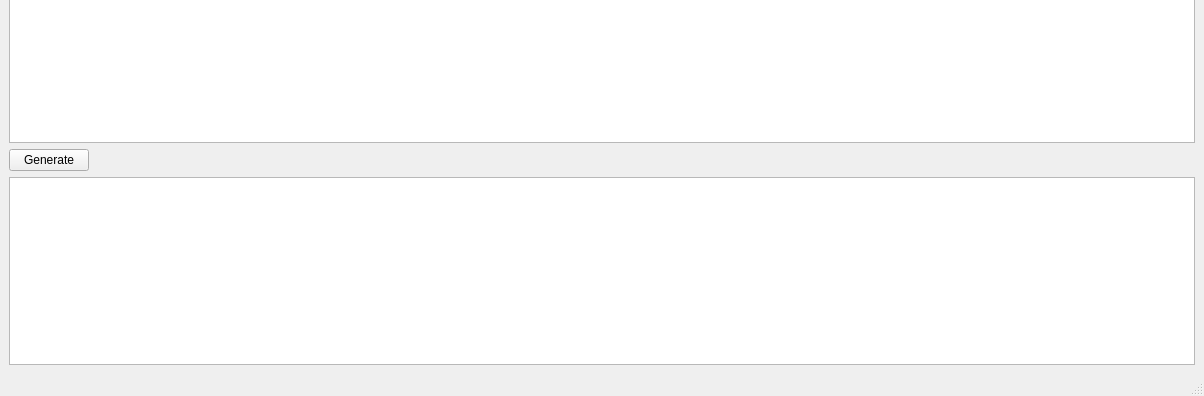
icingerpower/AmazonTemplate2, file gui/MainWindow.ui: the form before one commit; both pictures show x 0 to 1204 and y 555 to 951 of the 1204 by 951 pixel window.
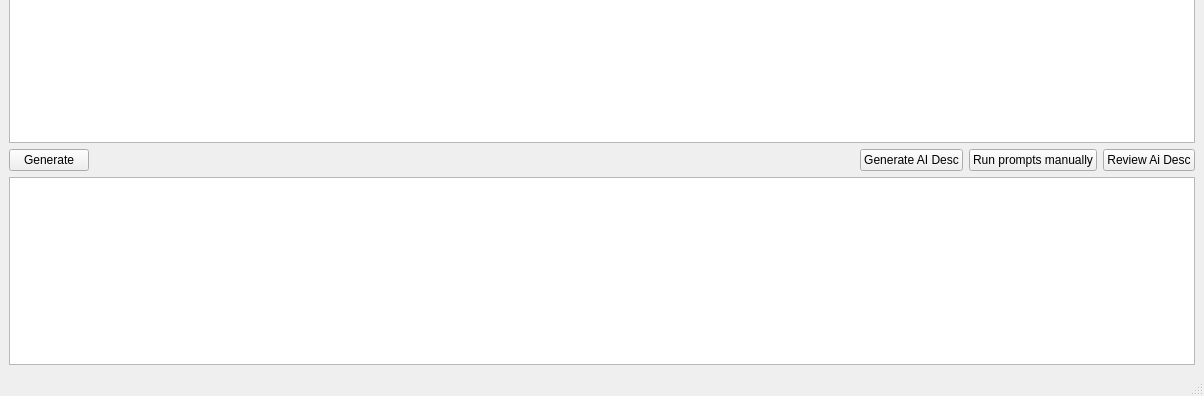
The form after the commit.

Diff of the .ui file:
```diff
--- a/gui/MainWindow.ui
+++ b/gui/MainWindow.ui
@@ -143,9 +143,9 @@
          </widget>
         </item>
         <item>
-         <spacer name="horizontalSpacer">
+         <spacer name="horizontalSpacer_2">
           <property name="orientation">
-           <enum>Qt::Orientation::Horizontal</enum>
+           <enum>Qt::Horizontal</enum>
           </property>
           <property name="sizeHint" stdset="0">
            <size>
@@ -155,6 +155,36 @@
           </property>
          </spacer>
         </item>
+        <item>
+         <widget class="QPushButton" name="buttonGenAiDesc">
+          <property name="toolTip">
+           <string>Generate only AI description</string>
+          </property>
+          <property name="text">
+           <string>Generate AI Desc</string>
+          </property>
+         </widget>
+        </item>
+        <item>
+         <widget class="QPushButton" name="buttonRunPromptsManually">
+          <property name="toolTip">
+           <string>Paste prompt results manually</string>
+          </property>
+          <property name="text">
+           <string>Run prompts manually</string>
+          </property>
+         </widget>
+        </item>
+        <item>
+         <widget class="QPushButton" name="buttonReviewAiDesc">
+          <property name="toolTip">
+           <string>Review AI Description and remove the failed one</string>
+          </property>
+          <property name="text">
+           <string>Review Ai Desc</string>
+          </property>
+         </widget>
+        </item>
        </layout>
       </item>
       <item>
```
Left out of the diff: 6 changed lines with no effect on the pictures.
